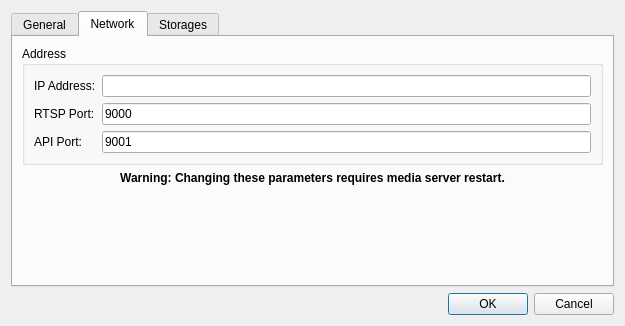
Qt form client/src/ui/dialogs/server_settings_dialog.ui (networkoptix/nx_open) before a commit.
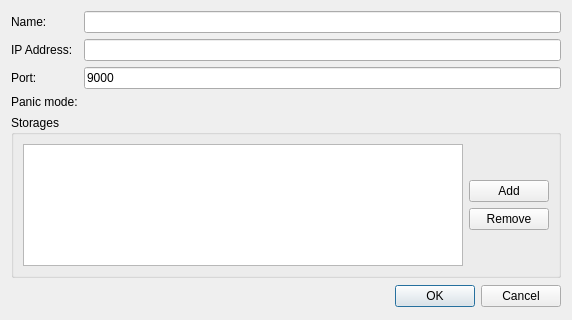
The same form after that commit. The open tabs and pages were chosen to show the change.

```diff
--- a/client/src/ui/dialogs/server_settings_dialog.ui
+++ b/client/src/ui/dialogs/server_settings_dialog.ui
@@ -6,90 +6,33 @@
    <rect>
     <x>0</x>
     <y>0</y>
-    <width>625</width>
-    <height>326</height>
+    <width>572</width>
+    <height>320</height>
    </rect>
   </property>
   <property name="windowTitle">
    <string>Server settings</string>
   </property>
-  <layout class="QVBoxLayout" name="verticalLayout_2">
+  <layout class="QVBoxLayout" name="verticalLayout_2" stretch="0,0,0">
    <item>
-    <widget class="QTabWidget" name="tabWidget">
-     <property name="currentIndex">
-      <number>0</number>
+    <layout class="QFormLayout" name="settingsFormLayout">
+     <property name="fieldGrowthPolicy">
+      <enum>QFormLayout::AllNonFixedFieldsGrow</enum>
      </property>
-     <widget class="QWidget" name="tabGeneral">
-      <attribute name="title">
-       <string>General</string>
-      </attribute>
-      <layout class="QVBoxLayout" name="verticalLayout_3">
-       <item>
-        <layout class="QHBoxLayout" name="horizontalLayout">
-         <item>
+     <item row="0" column="0">
           <widget class="QLabel" name="nameLabel">
            <property name="text">
             <string>Name:</string>
            </property>
           </widget>
          </item>
-         <item>
-          <widget class="QLineEdit" name="nameEdit"/>
-         </item>
-        </layout>
-       </item>
-       <item>
-        <spacer name="verticalSpacer">
-         <property name="orientation">
-          <enum>Qt::Vertical</enum>
-         </property>
-         <property name="sizeHint" stdset="0">
-          <size>
-           <width>20</width>
-           <height>40</height>
-          </size>
-         </property>
-        </spacer>
-       </item>
-      </layout>
-     </widget>
-     <widget class="QWidget" name="tabNetwork">
-      <attribute name="title">
-       <string>Network</string>
-      </attribute>
-      <layout class="QVBoxLayout" name="verticalLayout_6">
-       <item>
-        <widget class="QGroupBox" name="groupBox">
-         <property name="title">
-          <string>Address</string>
-         </property>
-         <layout class="QVBoxLayout" name="verticalLayout_4">
-          <item>
-           <layout class="QFormLayout" name="formLayout">
-            <item row="0" column="0">
-             <widget class="QLabel" name="ipAddressLabel">
-              <property name="text">
-               <string>IP Address:</string>
-              </property>
-              <property name="alignment">
-               <set>Qt::AlignLeading|Qt::AlignLeft|Qt::AlignVCenter</set>
-              </property>
-             </widget>
-            </item>
             <item row="0" column="1">
-             <widget class="QLineEdit" name="ipAddressEdit">
-              <property name="enabled">
-               <bool>true</bool>
-              </property>
-              <property name="readOnly">
-               <bool>true</bool>
-              </property>
-             </widget>
+      <widget class="QLineEdit" name="nameLineEdit"/>
             </item>
             <item row="1" column="0">
-             <widget class="QLabel" name="label_7">
+      <widget class="QLabel" name="ipAddressLabel">
               <property name="text">
-               <string>RTSP Port:</string>
+        <string>IP Address:</string>
               </property>
               <property name="alignment">
                <set>Qt::AlignLeading|Qt::AlignLeft|Qt::AlignVCenter</set>
@@ -97,16 +40,19 @@
              </widget>
             </item>
             <item row="1" column="1">
-             <widget class="QLineEdit" name="rtspPortEdit">
-              <property name="text">
-               <string>9000</string>
+      <widget class="QLineEdit" name="ipAddressLineEdit">
+       <property name="enabled">
+        <bool>true</bool>
+       </property>
+       <property name="readOnly">
+        <bool>true</bool>
               </property>
              </widget>
             </item>
             <item row="2" column="0">
-             <widget class="QLabel" name="label_8">
+      <widget class="QLabel" name="portLabel">
               <property name="text">
-               <string>API Port:</string>
+        <string>Port:</string>
               </property>
               <property name="alignment">
                <set>Qt::AlignLeading|Qt::AlignLeft|Qt::AlignVCenter</set>
@@ -114,61 +60,37 @@
              </widget>
             </item>
             <item row="2" column="1">
-             <widget class="QLineEdit" name="apiPortEdit">
+      <widget class="QLineEdit" name="portLineEdit">
               <property name="text">
-               <string>9001</string>
-              </property>
-             </widget>
-            </item>
-           </layout>
-          </item>
-         </layout>
-        </widget>
-       </item>
-       <item>
+        <string>9000</string>
+       </property>
+       <property name="readOnly">
+        <bool>true</bool>
+       </property>
+      </widget>
+     </item>
+     <item row="3" column="0">
         <widget class="QLabel" name="label">
-         <property name="font">
-          <font>
-           <weight>75</weight>
-           <bold>true</bold>
-          </font>
-         </property>
          <property name="text">
-          <string>Warning: Changing these parameters requires media server restart.</string>
-         </property>
-         <property name="alignment">
-          <set>Qt::AlignCenter</set>
+        <string>Panic mode:</string>
          </property>
         </widget>
        </item>
-       <item>
-        <spacer name="verticalSpacer_2">
-         <property name="orientation">
-          <enum>Qt::Vertical</enum>
-         </property>
-         <property name="sizeHint" stdset="0">
-          <size>
-           <width>20</width>
-           <height>40</height>
-          </size>
-         </property>
-        </spacer>
-       </item>
-      </layout>
-     </widget>
-     <widget class="QWidget" name="tabStorages">
-      <attribute name="title">
+     <item row="3" column="1">
+      <widget class="QLabel" name="panicModeLabel">
+       <property name="text">
+        <string/>
+       </property>
+      </widget>
+     </item>
+    </layout>
+   </item>
+   <item>
+    <widget class="QGroupBox" name="storagesGroupBox">
+     <property name="title">
        <string>Storages</string>
-      </attribute>
-      <layout class="QVBoxLayout" name="verticalLayout">
-       <item>
-        <widget class="QGroupBox" name="groupBox_2">
-         <property name="title">
-          <string>Storage configuration</string>
-         </property>
-         <layout class="QVBoxLayout" name="verticalLayout_9">
-          <item>
-           <layout class="QHBoxLayout" name="horizontalLayout_2">
+     </property>
+     <layout class="QHBoxLayout" name="horizontalLayout_3">
             <item>
              <widget class="QTableWidget" name="storagesTable">
               <property name="autoFillBackground">
@@ -211,9 +133,9 @@
              </widget>
             </item>
             <item>
-             <layout class="QVBoxLayout" name="verticalLayout_8">
+       <layout class="QVBoxLayout" name="storagesButtonsVerticalLayout">
               <item>
-               <spacer name="verticalSpacer_4">
+         <spacer name="storageTopVerticalSpacer">
                 <property name="orientation">
                  <enum>Qt::Vertical</enum>
                 </property>
@@ -226,25 +148,21 @@
                </spacer>
               </item>
               <item>
-               <layout class="QVBoxLayout" name="verticalLayout_7">
-                <item>
-                 <widget class="QPushButton" name="addStorageButton">
+         <widget class="QPushButton" name="storageAddButton">
                   <property name="text">
                    <string>Add</string>
                   </property>
                  </widget>
                 </item>
                 <item>
-                 <widget class="QPushButton" name="removeStorageButton">
+         <widget class="QPushButton" name="storageRemoveButton">
                   <property name="text">
                    <string>Remove</string>
                   </property>
                  </widget>
                 </item>
-               </layout>
-              </item>
               <item>
-               <spacer name="verticalSpacer_3">
+         <spacer name="storageBottomVerticalSpacer">
                 <property name="orientation">
                  <enum>Qt::Vertical</enum>
                 </property>
@@ -259,16 +177,16 @@
              </layout>
             </item>
            </layout>
-          </item>
-         </layout>
-        </widget>
-       </item>
-      </layout>
-     </widget>
     </widget>
    </item>
    <item>
     <widget class="QDialogButtonBox" name="buttonBox">
+     <property name="minimumSize">
+      <size>
+       <width>0</width>
+       <height>25</height>
+      </size>
+     </property>
      <property name="standardButtons">
       <set>QDialogButtonBox::Cancel|QDialogButtonBox::Ok</set>
      </property>
```
Lines whose indentation alone changed are shown as unchanged.
